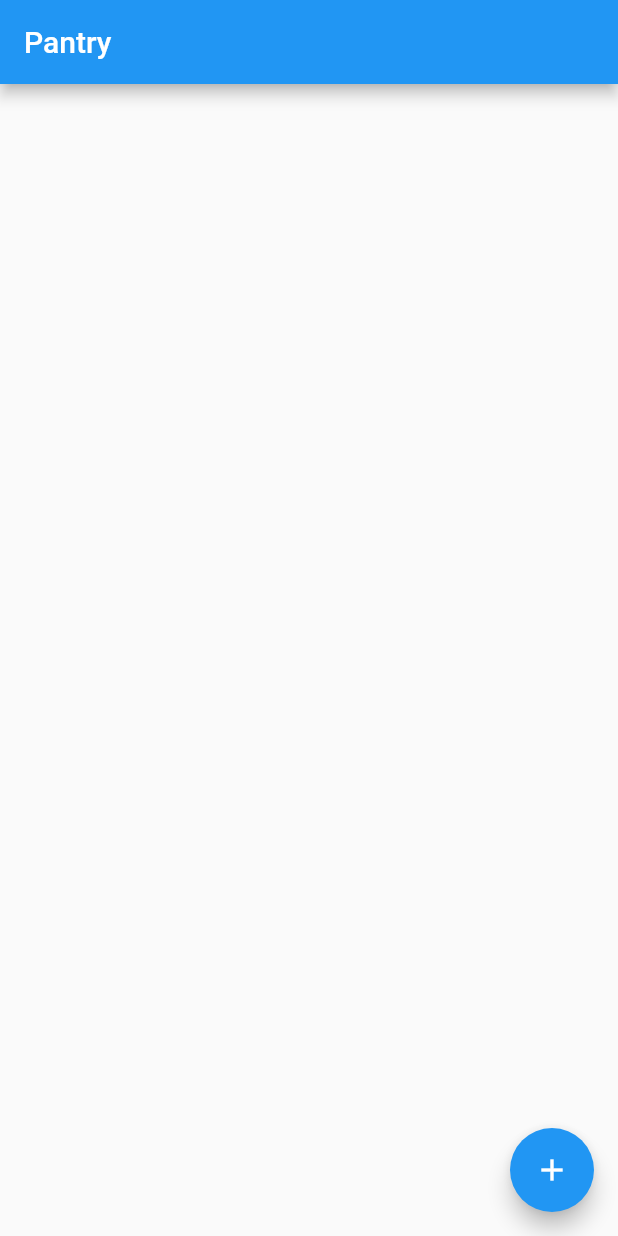
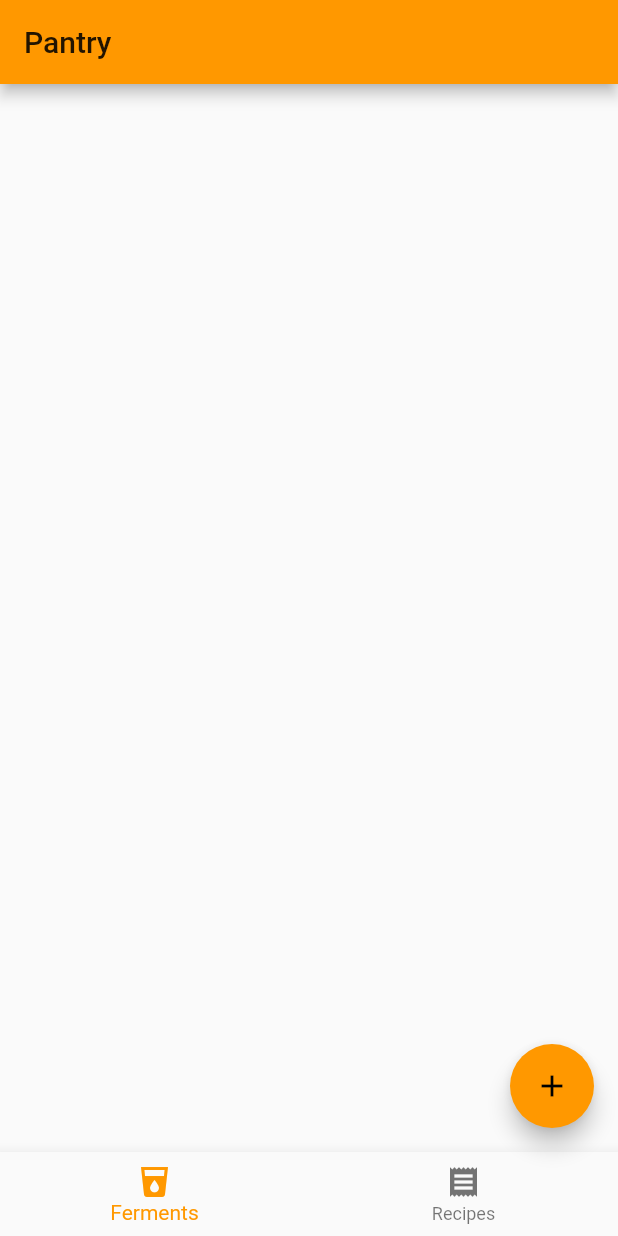
Before and after one commit to Haegin/pantry, a Flutter app: the screen it shows after launch, on a phone screen of 412 x 824 dp. Run offline on Flutter 3.47's test engine with Material 2 defaults, Android fonts, the phone set to English and light mode, and no system bars.

Commit message:
Add Recipe and Ferment data models

```diff
--- a/lib/main.dart
+++ b/lib/main.dart
@@ -1,7 +1,7 @@
 import 'package:flutter/material.dart';
 
-import 'package:pantry/Timer.dart';
-import 'package:pantry/timerCard.dart';
+import 'package:pantry/models/Timer.dart';
+import 'package:pantry/screens/timerCard.dart';
 
 void main() => runApp(Pantry());
 
@@ -12,16 +12,7 @@ class Pantry extends StatelessWidget {
     return MaterialApp(
       title: 'Pantry',
       theme: ThemeData(
-        // This is the theme of your application.
-        //
-        // Try running your application with "flutter run". You'll see the
-        // application has a blue toolbar. Then, without quitting the app, try
-        // changing the primarySwatch below to Colors.green and then invoke
-        // "hot reload" (press "r" in the console where you ran "flutter run",
-        // or simply save your changes to "hot reload" in a Flutter IDE).
-        // Notice that the counter didn't reset back to zero; the application
-        // is not restarted.
-        primarySwatch: Colors.blue,
+        primarySwatch: Colors.orange,
       ),
       home: PantryHome(title: 'Pantry'),
     );
@@ -88,6 +79,12 @@ class _PantryHomeState extends State<PantryHome> {
         tooltip: 'Add Timer',
         child: Icon(Icons.add),
       ),
+      bottomNavigationBar: BottomNavigationBar(items: <BottomNavigationBarItem>[
+        BottomNavigationBarItem(
+            icon: Icon(Icons.local_drink), title: Text("Ferments")),
+        BottomNavigationBarItem(
+            icon: Icon(Icons.receipt), title: Text("Recipes"))
+      ]),
     );
   }
 }
--- a/lib/timerCard.dart
+++ b/lib/screens/timerCard.dart
@@ -1,4 +1,4 @@
-import 'package:pantry/Timer.dart';
+import 'package:pantry/models/Timer.dart';
 import 'package:flutter/material.dart';
 
 class TimerCard extends StatefulWidget {
--- a/pubspec.yaml
+++ b/pubspec.yaml
@@ -24,6 +24,7 @@ dependencies:
 dev_dependencies:
   flutter_test:
     sdk: flutter
+  test:
 
 
 # For information on the generic Dart part of this file, see the
```
Also changed, not shown: lib/models/Ferment.dart (added, +52 -0 lines), lib/models/Recipe.dart (added, +20 -0 lines), lib/models/Timer.dart (renamed from lib/Timer.dart), 1 other file.
